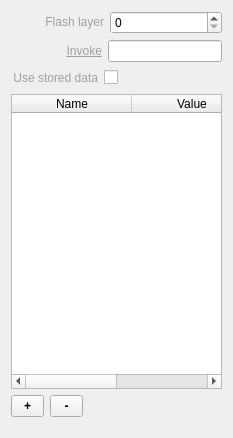
Before: the Qt Designer form trunk/Widgets/Inspector/InspectorTemplateWidget.ui in cambell-prince/casparcg-client, drawn with Qt 5.
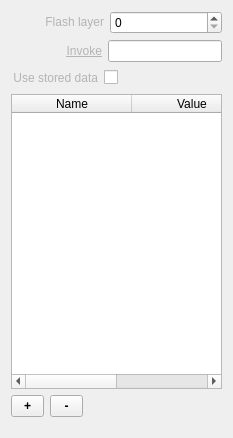
After: the same form once the commit is applied.

```diff
--- a/trunk/Widgets/Inspector/InspectorTemplateWidget.ui
+++ b/trunk/Widgets/Inspector/InspectorTemplateWidget.ui
@@ -44,7 +44,7 @@
      <item>
       <widget class="QLabel" name="labelFlashlayer">
        <property name="text">
-        <string>&lt;a href=&quot;Flash layer&quot; style=&quot;color: #A0A0A0;&quot;&gt;Flash layer&lt;/a&gt;</string>
+        <string>&lt;a href=&quot;Flash layer&quot; style=&quot;color: #B4B4B4;&quot;&gt;Flash layer&lt;/a&gt;</string>
        </property>
        <property name="alignment">
         <set>Qt::AlignRight|Qt::AlignTrailing|Qt::AlignVCenter</set>
@@ -90,7 +90,7 @@
      <item>
       <widget class="QLabel" name="labelInvoke">
        <property name="text">
-        <string>&lt;a href=&quot;Invoke&quot; style=&quot;color: #A0A0A0;&quot;&gt;Invoke&lt;/a&gt;</string>
+        <string>&lt;a href=&quot;Invoke&quot; style=&quot;color: #B4B4B4;&quot;&gt;Invoke&lt;/a&gt;</string>
        </property>
        <property name="alignment">
         <set>Qt::AlignRight|Qt::AlignTrailing|Qt::AlignVCenter</set>
@@ -127,7 +127,7 @@
      <item>
       <widget class="QLabel" name="labelUseStoredData">
        <property name="text">
-        <string>&lt;a href=&quot;Use stored data&quot; style=&quot;color: #A0A0A0;&quot;&gt;Use stored data&lt;/a&gt;</string>
+        <string>&lt;a href=&quot;Use stored data&quot; style=&quot;color: #B4B4B4;&quot;&gt;Use stored data&lt;/a&gt;</string>
        </property>
        <property name="alignment">
         <set>Qt::AlignRight|Qt::AlignTrailing|Qt::AlignVCenter</set>
```
